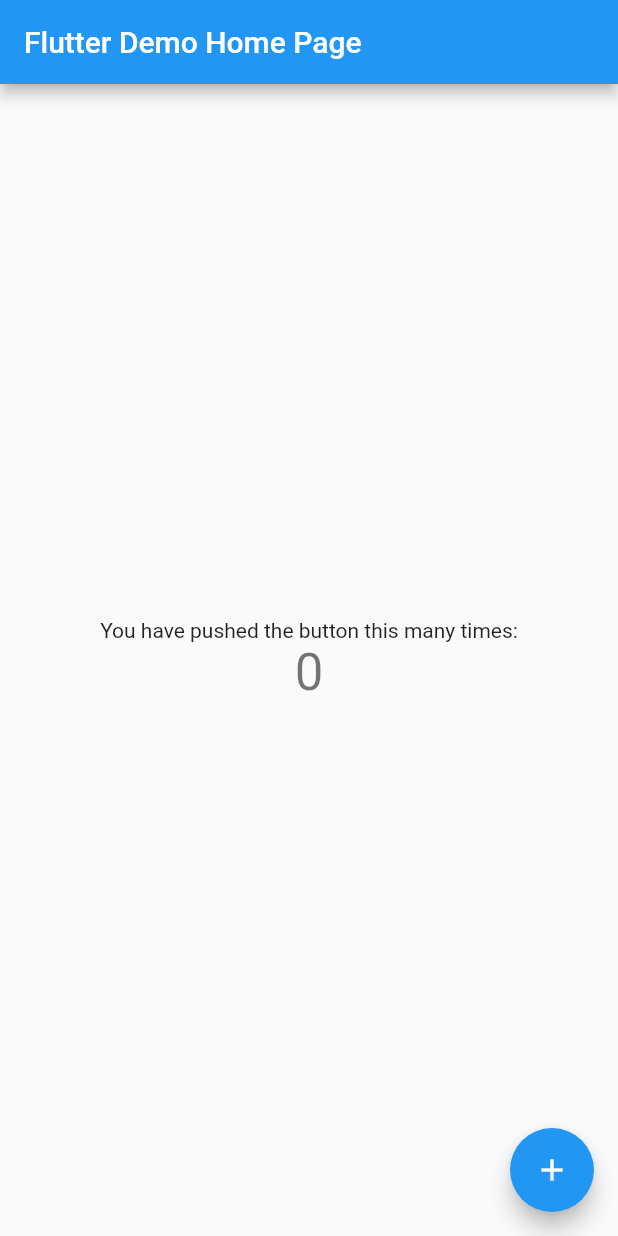
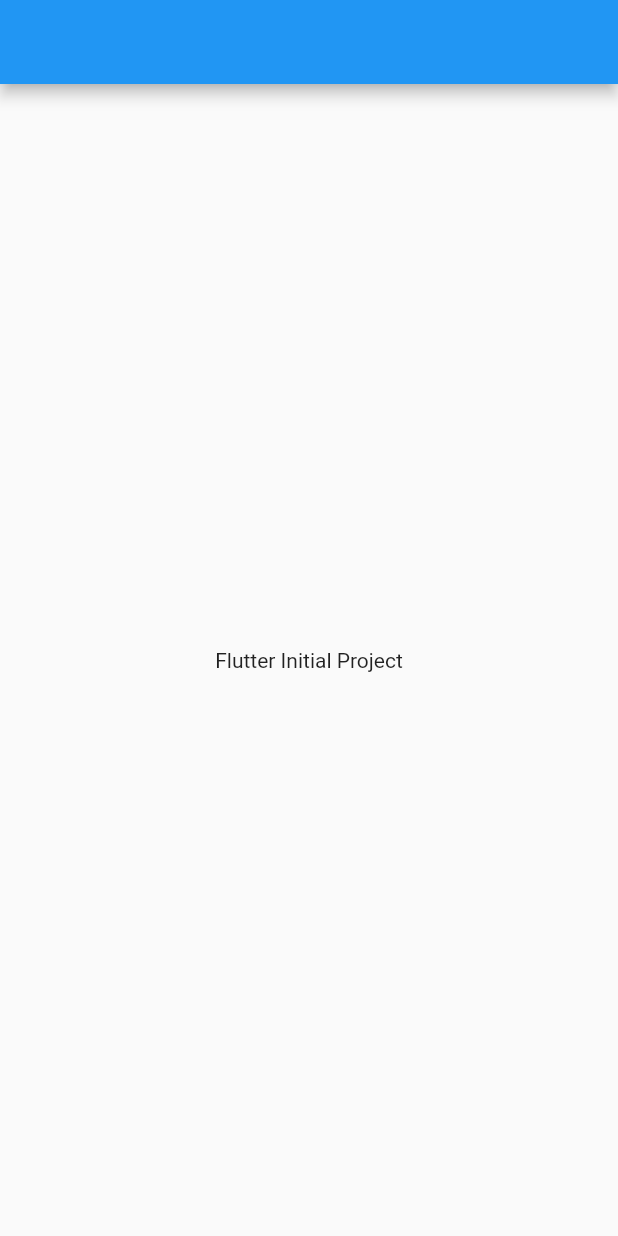
Before and after one commit to abe-tk/flutter-api-example, a Flutter app: the screen it shows after launch, on a phone screen of 412 x 824 dp. Run offline on Flutter 3.47's test engine with Material 2 defaults, Android fonts, the phone set to English and light mode, and no system bars.

```diff
--- /dev/null
+++ b/dart_defines/dev.json
@@ -0,0 +1,5 @@
+{
+    "flavor": "dev",
+    "appName": "アプリ名.dev",
+    "appIdSuffix": ".dev"
+}
--- /dev/null
+++ b/dart_defines/prod.json
@@ -0,0 +1,5 @@
+{
+    "flavor": "prod",
+    "appName": "アプリ名",
+    "appIdSuffix": ""
+}
--- a/lib/main.dart
+++ b/lib/main.dart
@@ -7,109 +7,30 @@ void main() {
 class MyApp extends StatelessWidget {
   const MyApp({super.key});
 
-  // This widget is the root of your application.
   @override
   Widget build(BuildContext context) {
-    return MaterialApp(
-      title: 'Flutter Demo',
-      theme: ThemeData(
-        // This is the theme of your application.
-        //
-        // Try running your application with "flutter run". You'll see the
-        // application has a blue toolbar. Then, without quitting the app, try
-        // changing the primarySwatch below to Colors.green and then invoke
-        // "hot reload" (press "r" in the console where you ran "flutter run",
-        // or simply save your changes to "hot reload" in a Flutter IDE).
-        // Notice that the counter didn't reset back to zero; the application
-        // is not restarted.
-        primarySwatch: Colors.blue,
-      ),
-      home: const MyHomePage(title: 'Flutter Demo Home Page'),
+    return const MaterialApp(
+      home: MyHomePage(),
     );
   }
 }
 
 class MyHomePage extends StatefulWidget {
-  const MyHomePage({super.key, required this.title});
-
-  // This widget is the home page of your application. It is stateful, meaning
-  // that it has a State object (defined below) that contains fields that affect
-  // how it looks.
-
-  // This class is the configuration for the state. It holds the values (in this
-  // case the title) provided by the parent (in this case the App widget) and
-  // used by the build method of the State. Fields in a Widget subclass are
-  // always marked "final".
-
-  final String title;
+  const MyHomePage({super.key});
 
   @override
   State<MyHomePage> createState() => _MyHomePageState();
 }
 
 class _MyHomePageState extends State<MyHomePage> {
-  int _counter = 0;
-
-  void _incrementCounter() {
-    setState(() {
-      // This call to setState tells the Flutter framework that something has
-      // changed in this State, which causes it to rerun the build method below
-      // so that the display can reflect the updated values. If we changed
-      // _counter without calling setState(), then the build method would not be
-      // called again, and so nothing would appear to happen.
-      _counter++;
-    });
-  }
 
   @override
   Widget build(BuildContext context) {
-    // This method is rerun every time setState is called, for instance as done
-    // by the _incrementCounter method above.
-    //
-    // The Flutter framework has been optimized to make rerunning build methods
-    // fast, so that you can just rebuild anything that needs updating rather
-    // than having to individually change instances of widgets.
     return Scaffold(
-      appBar: AppBar(
-        // Here we take the value from the MyHomePage object that was created by
-        // the App.build method, and use it to set our appbar title.
-        title: Text(widget.title),
+      appBar: AppBar(),
+      body: const Center(
+        child: Text('Flutter Initial Project'),
       ),
-      body: Center(
-        // Center is a layout widget. It takes a single child and positions it
-        // in the middle of the parent.
-        child: Column(
-          // Column is also a layout widget. It takes a list of children and
-          // arranges them vertically. By default, it sizes itself to fit its
-          // children horizontally, and tries to be as tall as its parent.
-          //
-          // Invoke "debug painting" (press "p" in the console, choose the
-          // "Toggle Debug Paint" action from the Flutter Inspector in Android
-          // Studio, or the "Toggle Debug Paint" command in Visual Studio Code)
-          // to see the wireframe for each widget.
-          //
-          // Column has various properties to control how it sizes itself and
-          // how it positions its children. Here we use mainAxisAlignment to
-          // center the children vertically; the main axis here is the vertical
-          // axis because Columns are vertical (the cross axis would be
-          // horizontal).
-          mainAxisAlignment: MainAxisAlignment.center,
-          children: <Widget>[
-            const Text(
-              'You have pushed the button this many times:',
-            ),
-            Text(
-              '$_counter',
-              style: Theme.of(context).textTheme.headlineMedium,
-            ),
-          ],
-        ),
-      ),
-      floatingActionButton: FloatingActionButton(
-        onPressed: _incrementCounter,
-        tooltip: 'Increment',
-        child: const Icon(Icons.add),
-      ), // This trailing comma makes auto-formatting nicer for build methods.
     );
   }
 }
```
Also changed, not shown: pubspec.yaml (+3 -68 lines), pubspec.lock, 5 other files.
